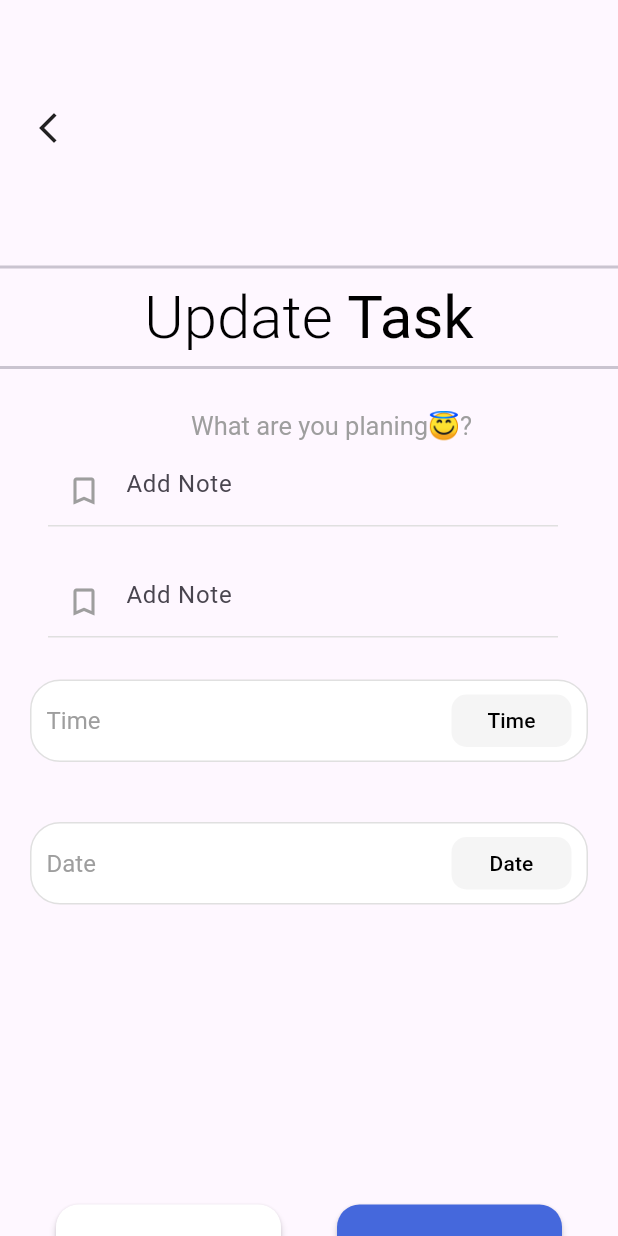
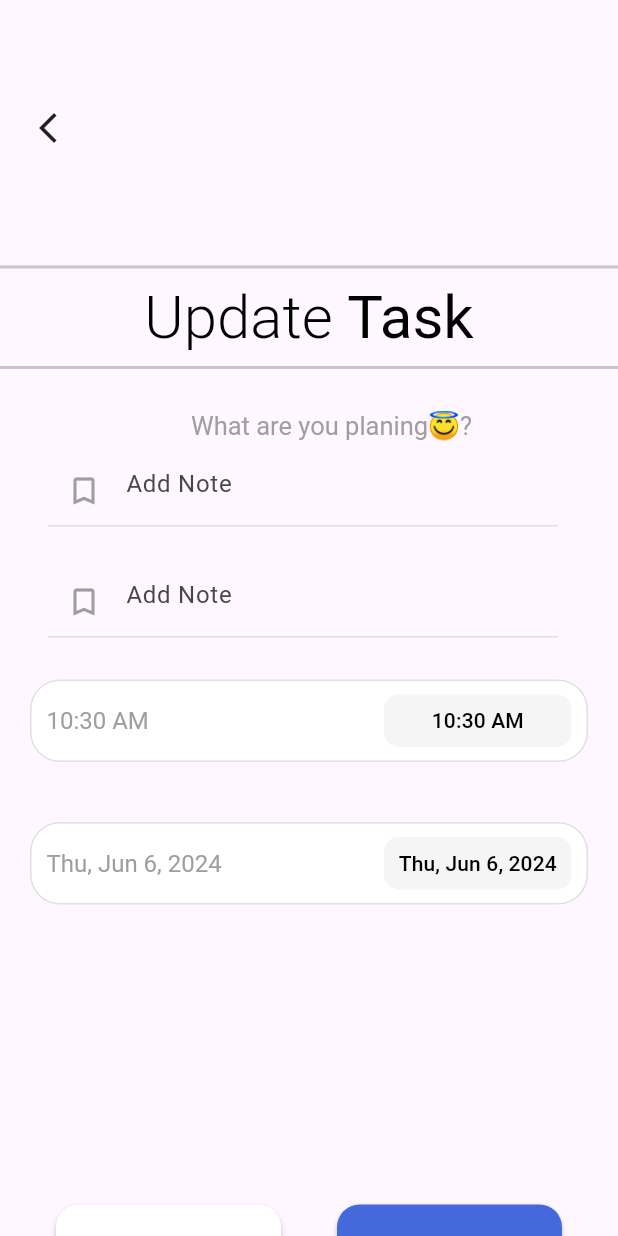
Before and after one commit to jinheng0301/To-do-app-2, a Flutter app: the screen it shows after launch, after a tap on the "add" icon, on a phone screen of 412 x 824 dp. Run offline on Flutter 3.47's test engine with Material 3 defaults, Android fonts, the light colour scheme and no system bars; our stand-ins replace animate_do, flutter_datetime_picker_plus, flutter_slider_drawer, hive, hive_flutter, lottie; missing offline and left inert: ftoast, panara_dialogs; accounts and stored records are empty.

Commit message:
continue to do the app

```diff
--- a/todooo/lib/view/screens/task_view.dart
+++ b/todooo/lib/view/screens/task_view.dart
@@ -1,5 +1,6 @@
 import 'package:flutter/material.dart';
 import 'package:flutter_datetime_picker_plus/flutter_datetime_picker_plus.dart';
+import 'package:intl/intl.dart';
 import 'package:todooo/extensions/space_exs.dart';
 import 'package:todooo/models/task.dart';
 import 'package:todooo/utils/app_colors.dart';
@@ -35,9 +36,55 @@ class _TaskViewState extends State<TaskView> {
         widget.descriptionTaskController.text.isNotEmpty;
   }
 
-  /// Show Selected Time As DateTime Format
+  // Show Selected Time As DateTime Format
   DateTime getInitialTime(DateTime? time) {
     return time ?? widget.task?.createdAtTime ?? DateTime.now();
+  }
+
+  String showTime(DateTime? time) {
+    if (widget.task?.createdAtTime == null) {
+      if (time == null) {
+        return DateFormat('hh:mm a').format(DateTime.now()).toString();
+      } else {
+        return DateFormat('hh:mm a').format(time).toString();
+      }
+    } else {
+      return DateFormat('hh:mm a')
+          .format(widget.task!.createdAtTime)
+          .toString();
+    }
+  }
+
+  String showDate(DateTime? date) {
+    if (widget.task?.createdAtDate == null) {
+      if (date == null) {
+        return DateFormat.yMMMEd().format(DateTime.now()).toString();
+      } else {
+        return DateFormat.yMMMEd().format(date).toString();
+      }
+    } else {
+      return DateFormat.yMMMEd().format(widget.task!.createdAtDate).toString();
+    }
+  }
+
+  DateTime showDateAsDateTime(DateTime? date) {
+    if (widget.task?.createdAtDate == null) {
+      if (date == null) {
+        return DateTime.now();
+      } else {
+        return date;
+      }
+    } else {
+      return widget.task!.createdAtDate;
+    }
+  }
+
+  // Main function for creating or updating tasks
+  dynamic isTaskAlreadyExistUpdateOtherwiseCreate() {
+    if (widget.titleTaskController.text.isNotEmpty ||
+        widget.descriptionTaskController.text.isNotEmpty) {
+      try {} catch (e) {}
+    }
   }
 
   @override
@@ -191,7 +238,7 @@ class _TaskViewState extends State<TaskView> {
                 FocusManager.instance.primaryFocus?.unfocus();
               }, currentTime: getInitialTime(time));
             },
-            title: AppString.timeString,
+            title: showTime(time),
           ),
 
           // Date selection
@@ -212,7 +259,7 @@ class _TaskViewState extends State<TaskView> {
                 locale: LocaleType.en,
               );
             },
-            title: AppString.dateString,
+            title: showDate(date),
           ),
         ],
       ),
--- a/todooo/lib/view/widgets/date_time_selection_widget.dart
+++ b/todooo/lib/view/widgets/date_time_selection_widget.dart
@@ -39,7 +39,7 @@ class DateTimeSelectionWidget extends StatelessWidget {
             ),
             Container(
               margin: EdgeInsets.only(right: 10),
-              width: 80,
+              width: 125,
               height: 35,
               decoration: BoxDecoration(
                 borderRadius: BorderRadius.circular(10),
```
